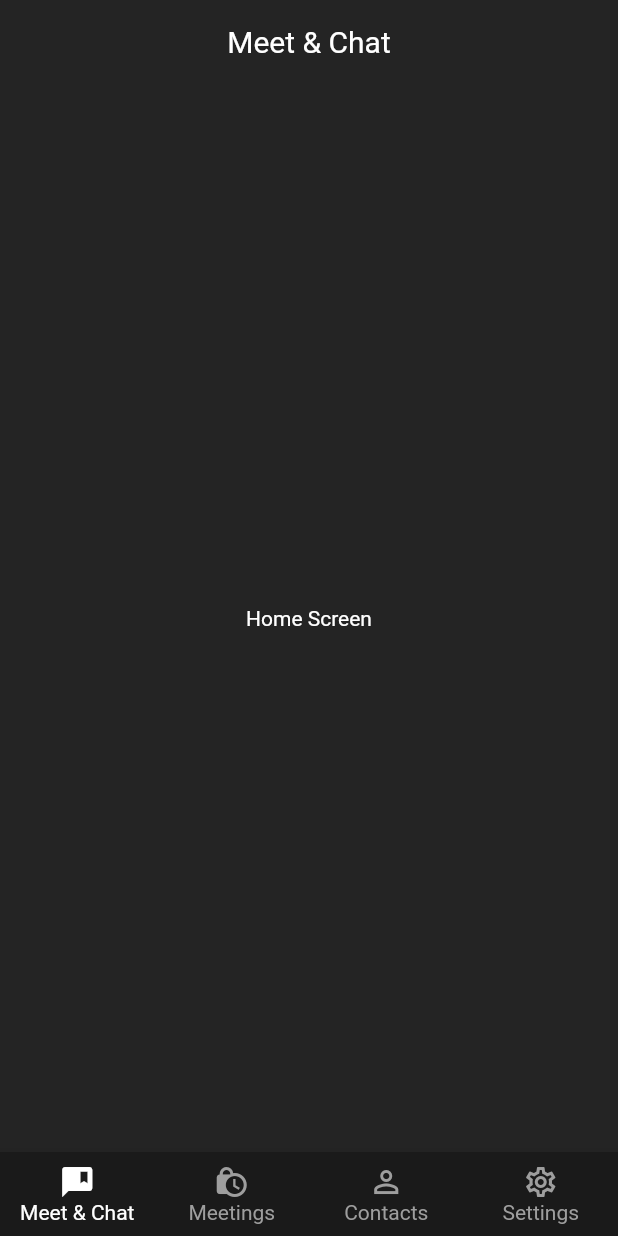
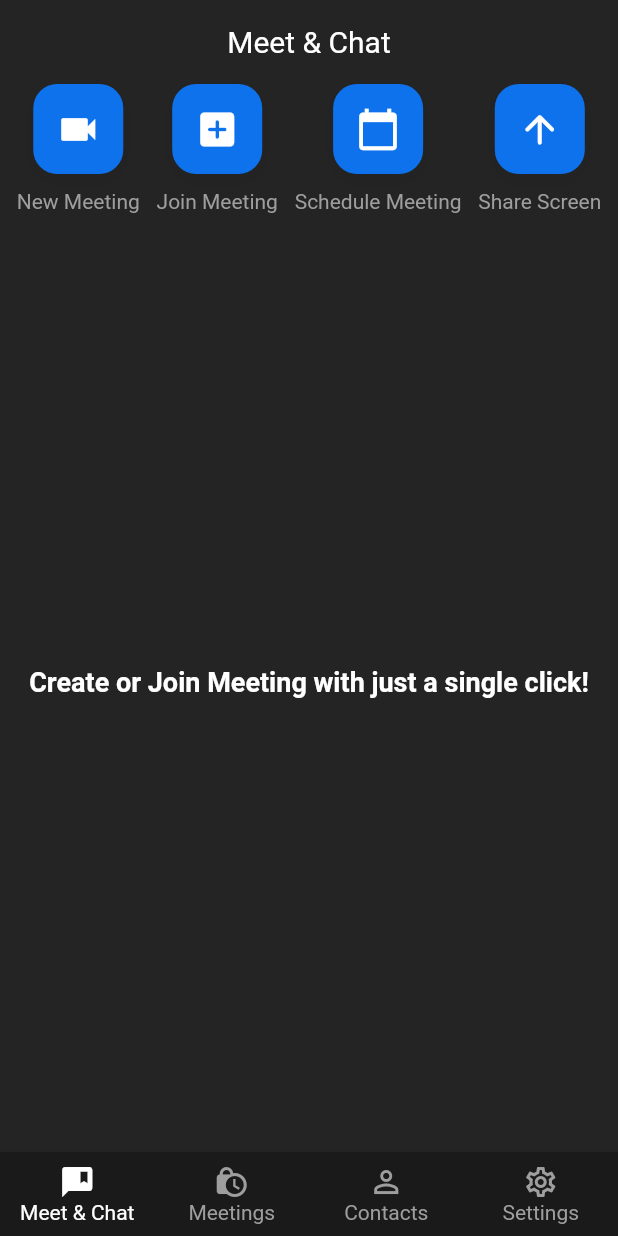
Before and after one commit to salman-rafii/zoom_clone_flutter, a Flutter app: the screen it shows once a user with an empty profile is signed in, on a phone screen of 412 x 824 dp. Run offline on Flutter 3.47's test engine with Material 2 defaults, Android fonts, the light colour scheme and no system bars; our stand-ins replace cloud_firestore, firebase_auth, firebase_core, google_sign_in; accounts and stored records are empty; network calls fail.

Commit message:
home ui completed, working on creating new meeting

```diff
--- a/lib/screens/home_screen.dart
+++ b/lib/screens/home_screen.dart
@@ -1,4 +1,5 @@
 import 'package:flutter/material.dart';
+import 'package:zoom_clone_flutter/screens/meeting_screen.dart';
 import 'package:zoom_clone_flutter/utils/colors.dart';
 import 'package:zoom_clone_flutter/widgets/custom_text.dart';
 
@@ -17,6 +18,9 @@ class _HomeScreenState extends State<HomeScreen> {
     });
   }
 
+  List<Widget> pages = [
+    const MeetingScreen(),
+  ];
   @override
   Widget build(BuildContext context) {
     return Scaffold(
@@ -28,6 +32,7 @@ class _HomeScreenState extends State<HomeScreen> {
         ),
         centerTitle: true,
       ),
+      body: const MeetingScreen(),
       bottomNavigationBar: BottomNavigationBar(
         backgroundColor: footerColor,
         selectedItemColor: whiteColor,
@@ -63,12 +68,6 @@ class _HomeScreenState extends State<HomeScreen> {
           ),
         ],
       ),
-      body: const Center(
-        child: Text(
-          "Home Screen",
-          style: TextStyle(color: Colors.white),
-        ),
-      ),
     );
   }
 }
--- a/lib/screens/login_screen.dart
+++ b/lib/screens/login_screen.dart
@@ -34,7 +34,7 @@ class _LoginScreenState extends State<LoginScreen> {
             onPressed: () async {
               bool res = await _authMethods.signInWithGoogle(context);
               if (res) {
-                Navigator.pushNamed(context, '/home');
+                Navigator.of(context).pushNamed('/home');
               }
             },
           )
--- /dev/null
+++ b/lib/screens/meeting_screen.dart
@@ -0,0 +1,50 @@
+import 'package:flutter/material.dart';
+import 'package:zoom_clone_flutter/widgets/custom_text.dart';
+import 'package:zoom_clone_flutter/widgets/home_meeting_button.dart';
+
+class MeetingScreen extends StatelessWidget {
+  const MeetingScreen({
+    super.key,
+  });
+
+  @override
+  Widget build(BuildContext context) {
+    return Column(
+      children: [
+        Row(
+          mainAxisAlignment: MainAxisAlignment.spaceEvenly,
+          children: [
+            HomeMeetingButton(
+              onPressed: () {},
+              icon: Icons.videocam,
+              text: "New Meeting",
+            ),
+            HomeMeetingButton(
+              onPressed: () {},
+              icon: Icons.add_box_rounded,
+              text: "Join Meeting",
+            ),
+            HomeMeetingButton(
+              onPressed: () {},
+              icon: Icons.calendar_today,
+              text: "Schedule Meeting",
+            ),
+            HomeMeetingButton(
+              onPressed: () {},
+              icon: Icons.arrow_upward_rounded,
+              text: "Share Screen",
+            ),
+          ],
+        ),
+        const Expanded(
+            child: Center(
+          child: CustomText(
+            text: "Create or Join Meeting with just a single click!",
+            fontWeight: FontWeight.bold,
+            fontSize: 18.0,
+          ),
+        ))
+      ],
+    );
+  }
+}
--- /dev/null
+++ b/lib/widgets/home_meeting_button.dart
@@ -0,0 +1,52 @@
+import 'package:flutter/material.dart';
+import 'package:zoom_clone_flutter/utils/colors.dart';
+
+class HomeMeetingButton extends StatelessWidget {
+  final VoidCallback onPressed;
+  final IconData icon;
+  final String text;
+  const HomeMeetingButton({
+    Key? key,
+    required this.onPressed,
+    required this.icon,
+    required this.text,
+  }) : super(key: key);
+
+  @override
+  Widget build(BuildContext context) {
+    return GestureDetector(
+      onTap: onPressed,
+      child: Column(
+        children: [
+          Container(
+            decoration: BoxDecoration(
+              color: buttonColor,
+              borderRadius: BorderRadius.circular(16),
+              boxShadow: [
+                BoxShadow(
+                  blurRadius: 10,
+                  color: Colors.black.withOpacity(0.06),
+                  offset: const Offset(0, 4),
+                ),
+              ],
+            ),
+            width: 60,
+            height: 60,
+            child: Icon(
+              icon,
+              color: Colors.white,
+              size: 30,
+            ),
+          ),
+          const SizedBox(height: 10),
+          Text(
+            text,
+            style: const TextStyle(
+              color: Colors.grey,
+            ),
+          )
+        ],
+      ),
+    );
+  }
+}
--- a/pubspec.yaml
+++ b/pubspec.yaml
@@ -39,6 +39,7 @@ dependencies:
   firebase_auth: ^4.4.0
   cloud_firestore: ^4.5.0
   google_sign_in: ^6.1.0
+  jitsi_meet_wrapper: ^0.0.6
 
 dev_dependencies:
   flutter_test:
```
Also changed, not shown: pubspec.lock, 2 other files.
